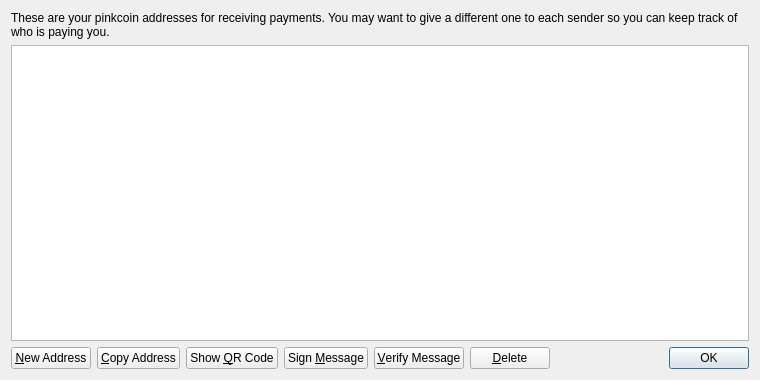
The window that src/qt/forms/addressbookpage.ui (AlekseyLi/ug) describes before a commit, drawn with Qt 5.
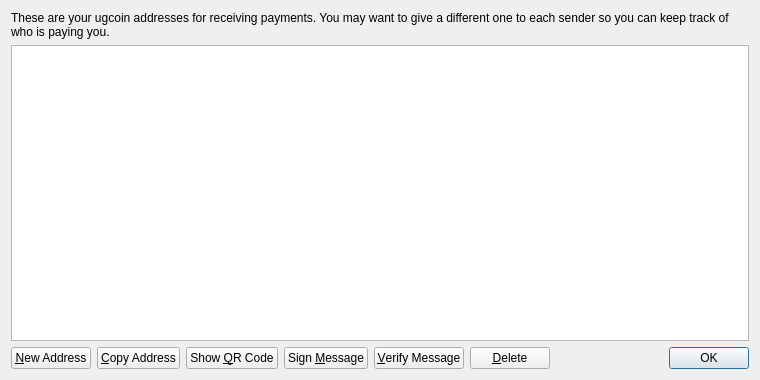
The same window after the commit. Icons and pictures are not drawn.

What changed in the file:
```diff
--- a/src/qt/forms/addressbookpage.ui
+++ b/src/qt/forms/addressbookpage.ui
@@ -17,7 +17,7 @@
    <item>
     <widget class="QLabel" name="labelExplanation">
      <property name="text">
-      <string>These are your pinkcoin addresses for receiving payments. You may want to give a different one to each sender so you can keep track of who is paying you.</string>
+      <string>These are your ugcoin addresses for receiving payments. You may want to give a different one to each sender so you can keep track of who is paying you.</string>
      </property>
      <property name="textFormat">
       <enum>Qt::PlainText</enum>
```
Left out of the diff: 4 changed lines with no effect on the pictures.
